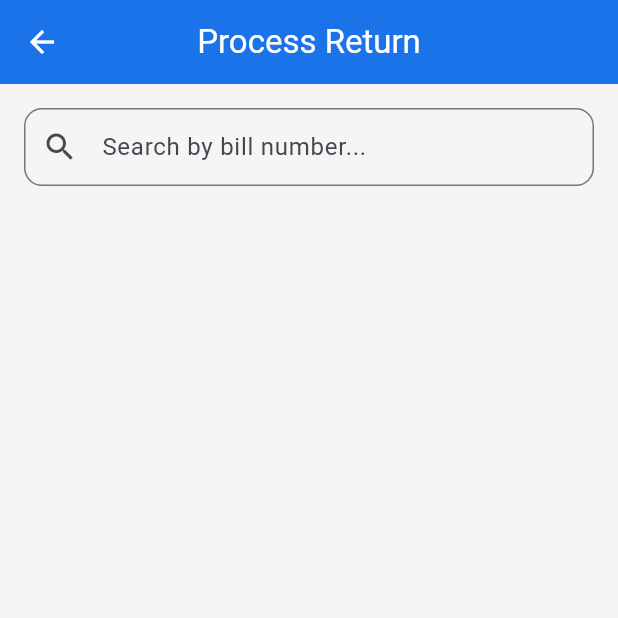
After one commit to founder-kindigi/MediOS, a Flutter app: the NewReturnScreen screen opened by its route, on a phone screen of 412 x 824 dp, the top half of it. The commit adds this screen. Run offline on Flutter 3.47's test engine with Material 3 defaults, Android fonts, the phone set to English and light mode, and no system bars; our stand-ins replace fl_chart, pdf, printing, share_plus, sqflite_common, sqflite_common_ffi and 1 more; accounts and stored records are empty.

Commit message:
Add Sales Return/Refund with restock and history
- New returns and return_items DB tables (v2 migration)
- ReturnService with atomic return processing + auto restock
- NewReturnScreen: search sale by bill, select items/qty to return, restocks inventory
- ReturnsHistoryScreen: view all processed returns with detail bottom sheet
- ReturnModel/ReturnItemModel for data persistence
- DB version bump 1->2 with migration in _onUpgrade
- Drawer entry, routes, provider registered

```diff
--- a/lib/core/constants/app_constants.dart
+++ b/lib/core/constants/app_constants.dart
@@ -2,7 +2,7 @@ class AppConstants {
   static const String appName = 'MediOS';
   static const String appVersion = '1.0.0';
   static const String dbName = 'medios.db';
-  static const int dbVersion = 1;
+  static const int dbVersion = 2;
 
   static const String defaultCurrency = '₨';
   static const int lowStockThreshold = 10;
--- a/lib/core/database/src/db_io.dart
+++ b/lib/core/database/src/db_io.dart
@@ -37,7 +37,12 @@ class DatabaseHelper {
     await _seedDefaultData(db);
   }
 
-  Future<void> _onUpgrade(Database db, int oldVersion, int newVersion) async {}
+  Future<void> _onUpgrade(Database db, int oldVersion, int newVersion) async {
+    if (oldVersion < 2) {
+      await db.execute('''CREATE TABLE returns (id INTEGER PRIMARY KEY AUTOINCREMENT, sale_id INTEGER, bill_number TEXT, return_number TEXT NOT NULL UNIQUE, return_date TEXT NOT NULL, total_refund REAL NOT NULL DEFAULT 0, reason TEXT NOT NULL DEFAULT 'damaged', notes TEXT, created_at TEXT NOT NULL, FOREIGN KEY (sale_id) REFERENCES sales(id) ON DELETE SET NULL)''');
+      await db.execute('''CREATE TABLE return_items (id INTEGER PRIMARY KEY AUTOINCREMENT, return_id INTEGER NOT NULL, medicine_id INTEGER NOT NULL, medicine_name TEXT, quantity INTEGER NOT NULL, unit_price REAL NOT NULL, total_refund REAL NOT NULL, FOREIGN KEY (return_id) REFERENCES returns(id) ON DELETE CASCADE, FOREIGN KEY (medicine_id) REFERENCES medicines(id))''');
+    }
+  }
 
   Future<void> _createTables(Database db) async {
     await db.execute('''CREATE TABLE users (id INTEGER PRIMARY KEY AUTOINCREMENT, username TEXT NOT NULL UNIQUE, password_hash TEXT NOT NULL, full_name TEXT NOT NULL, role TEXT NOT NULL DEFAULT 'pharmacist', created_at TEXT NOT NULL)''');
@@ -50,6 +55,8 @@ class DatabaseHelper {
     await db.execute('''CREATE TABLE purchase_orders (id INTEGER PRIMARY KEY AUTOINCREMENT, supplier_id INTEGER, supplier_name TEXT, order_number TEXT NOT NULL UNIQUE, order_date TEXT NOT NULL, total_amount REAL NOT NULL DEFAULT 0, status TEXT NOT NULL DEFAULT 'pending', notes TEXT, created_at TEXT NOT NULL, FOREIGN KEY (supplier_id) REFERENCES suppliers(id) ON DELETE SET NULL)''');
     await db.execute('''CREATE TABLE purchase_order_items (id INTEGER PRIMARY KEY AUTOINCREMENT, purchase_order_id INTEGER NOT NULL, medicine_id INTEGER NOT NULL, medicine_name TEXT, quantity INTEGER NOT NULL, unit_price REAL NOT NULL, total_price REAL NOT NULL, FOREIGN KEY (purchase_order_id) REFERENCES purchase_orders(id) ON DELETE CASCADE, FOREIGN KEY (medicine_id) REFERENCES medicines(id))''');
     await db.execute('''CREATE TABLE inventory_transactions (id INTEGER PRIMARY KEY AUTOINCREMENT, medicine_id INTEGER NOT NULL, medicine_name TEXT, type TEXT NOT NULL, quantity INTEGER NOT NULL, reference_type TEXT, reference_id INTEGER, notes TEXT, created_at TEXT NOT NULL, FOREIGN KEY (medicine_id) REFERENCES medicines(id))''');
+    await db.execute('''CREATE TABLE returns (id INTEGER PRIMARY KEY AUTOINCREMENT, sale_id INTEGER, bill_number TEXT, return_number TEXT NOT NULL UNIQUE, return_date TEXT NOT NULL, total_refund REAL NOT NULL DEFAULT 0, reason TEXT NOT NULL DEFAULT 'damaged', notes TEXT, created_at TEXT NOT NULL, FOREIGN KEY (sale_id) REFERENCES sales(id) ON DELETE SET NULL)''');
+    await db.execute('''CREATE TABLE return_items (id INTEGER PRIMARY KEY AUTOINCREMENT, return_id INTEGER NOT NULL, medicine_id INTEGER NOT NULL, medicine_name TEXT, quantity INTEGER NOT NULL, unit_price REAL NOT NULL, total_refund REAL NOT NULL, FOREIGN KEY (return_id) REFERENCES returns(id) ON DELETE CASCADE, FOREIGN KEY (medicine_id) REFERENCES medicines(id))''');
   }
 
   Future<void> _seedDefaultData(Database db) async {
--- a/lib/core/database/src/db_web.dart
+++ b/lib/core/database/src/db_web.dart
@@ -33,7 +33,12 @@ class DatabaseHelper {
     await _seedDefaultData(db);
   }
 
-  Future<void> _onUpgrade(Database db, int oldVersion, int newVersion) async {}
+  Future<void> _onUpgrade(Database db, int oldVersion, int newVersion) async {
+    if (oldVersion < 2) {
+      await db.execute('''CREATE TABLE returns (id INTEGER PRIMARY KEY AUTOINCREMENT, sale_id INTEGER, bill_number TEXT, return_number TEXT NOT NULL UNIQUE, return_date TEXT NOT NULL, total_refund REAL NOT NULL DEFAULT 0, reason TEXT NOT NULL DEFAULT 'damaged', notes TEXT, created_at TEXT NOT NULL, FOREIGN KEY (sale_id) REFERENCES sales(id) ON DELETE SET NULL)''');
+      await db.execute('''CREATE TABLE return_items (id INTEGER PRIMARY KEY AUTOINCREMENT, return_id INTEGER NOT NULL, medicine_id INTEGER NOT NULL, medicine_name TEXT, quantity INTEGER NOT NULL, unit_price REAL NOT NULL, total_refund REAL NOT NULL, FOREIGN KEY (return_id) REFERENCES returns(id) ON DELETE CASCADE, FOREIGN KEY (medicine_id) REFERENCES medicines(id))''');
+    }
+  }
 
   Future<void> _createTables(Database db) async {
     await db.execute('''CREATE TABLE users (id INTEGER PRIMARY KEY AUTOINCREMENT, username TEXT NOT NULL UNIQUE, password_hash TEXT NOT NULL, full_name TEXT NOT NULL, role TEXT NOT NULL DEFAULT 'pharmacist', created_at TEXT NOT NULL)''');
@@ -46,6 +51,8 @@ class DatabaseHelper {
     await db.execute('''CREATE TABLE purchase_orders (id INTEGER PRIMARY KEY AUTOINCREMENT, supplier_id INTEGER, supplier_name TEXT, order_number TEXT NOT NULL UNIQUE, order_date TEXT NOT NULL, total_amount REAL NOT NULL DEFAULT 0, status TEXT NOT NULL DEFAULT 'pending', notes TEXT, created_at TEXT NOT NULL, FOREIGN KEY (supplier_id) REFERENCES suppliers(id) ON DELETE SET NULL)''');
     await db.execute('''CREATE TABLE purchase_order_items (id INTEGER PRIMARY KEY AUTOINCREMENT, purchase_order_id INTEGER NOT NULL, medicine_id INTEGER NOT NULL, medicine_name TEXT, quantity INTEGER NOT NULL, unit_price REAL NOT NULL, total_price REAL NOT NULL, FOREIGN KEY (purchase_order_id) REFERENCES purchase_orders(id) ON DELETE CASCADE, FOREIGN KEY (medicine_id) REFERENCES medicines(id))''');
     await db.execute('''CREATE TABLE inventory_transactions (id INTEGER PRIMARY KEY AUTOINCREMENT, medicine_id INTEGER NOT NULL, medicine_name TEXT, type TEXT NOT NULL, quantity INTEGER NOT NULL, reference_type TEXT, reference_id INTEGER, notes TEXT, created_at TEXT NOT NULL, FOREIGN KEY (medicine_id) REFERENCES medicines(id))''');
+    await db.execute('''CREATE TABLE returns (id INTEGER PRIMARY KEY AUTOINCREMENT, sale_id INTEGER, bill_number TEXT, return_number TEXT NOT NULL UNIQUE, return_date TEXT NOT NULL, total_refund REAL NOT NULL DEFAULT 0, reason TEXT NOT NULL DEFAULT 'damaged', notes TEXT, created_at TEXT NOT NULL, FOREIGN KEY (sale_id) REFERENCES sales(id) ON DELETE SET NULL)''');
+    await db.execute('''CREATE TABLE return_items (id INTEGER PRIMARY KEY AUTOINCREMENT, return_id INTEGER NOT NULL, medicine_id INTEGER NOT NULL, medicine_name TEXT, quantity INTEGER NOT NULL, unit_price REAL NOT NULL, total_refund REAL NOT NULL, FOREIGN KEY (return_id) REFERENCES returns(id) ON DELETE CASCADE, FOREIGN KEY (medicine_id) REFERENCES medicines(id))''');
   }
 
   Future<void> _seedDefaultData(Database db) async {
--- a/lib/core/widgets/app_drawer.dart
+++ b/lib/core/widgets/app_drawer.dart
@@ -45,6 +45,7 @@ class AppDrawer extends StatelessWidget {
           _drawerItem(context, Icons.people, 'Suppliers', AppRouter.suppliers),
           _drawerItem(context, Icons.receipt_long, 'Purchase Orders', AppRouter.purchaseOrders),
           _drawerItem(context, Icons.swap_vert, 'Transactions', AppRouter.transactions),
+          _drawerItem(context, Icons.replay, 'Returns', AppRouter.returns),
           _drawerItem(context, Icons.person, 'Customers', AppRouter.customers),
           if (auth.isAdmin)
             _drawerItem(context, Icons.people_outline, 'Users', AppRouter.users),
--- /dev/null
+++ b/lib/features/returns/screens/new_return_screen.dart
@@ -0,0 +1,255 @@
+import 'package:flutter/material.dart';
+import 'package:provider/provider.dart';
+import '../services/return_service.dart';
+import '../../sales/services/sales_service.dart';
+import '../../inventory/services/inventory_service.dart';
+import '../../../models/return_model.dart';
+import '../../../models/sale_model.dart';
+import '../../../core/constants/app_colors.dart';
+import '../../../core/utils/helpers.dart';
+
+class NewReturnScreen extends StatefulWidget {
+  const NewReturnScreen({super.key});
+
+  @override
+  State<NewReturnScreen> createState() => _NewReturnScreenState();
+}
+
+class _NewReturnScreenState extends State<NewReturnScreen> {
+  final _searchCtrl = TextEditingController();
+  final _noteCtrl = TextEditingController();
+  SaleModel? _selectedSale;
+  Map<int, int> _returnQtys = {};
+  String _reason = 'damaged';
+  bool _processing = false;
+
+  final _reasons = ['damaged', 'expired', 'customer_return', 'wrong_item', 'defective', 'other'];
+
+  @override
+  void initState() {
+    super.initState();
+    WidgetsBinding.instance.addPostFrameCallback((_) {
+      context.read<SalesService>().loadSales();
+    });
+  }
+
+  @override
+  void dispose() {
+    _searchCtrl.dispose();
+    _noteCtrl.dispose();
+    super.dispose();
+  }
+
+  double get _totalRefund {
+    if (_selectedSale == null) return 0;
+    double total = 0;
+    for (final item in _selectedSale!.items) {
+      final qty = _returnQtys[item.medicineId] ?? 0;
+      if (qty > 0) {
+        total += qty * item.unitPrice;
+      }
+    }
+    return total;
+  }
+
+  bool get _hasItems => _returnQtys.values.any((q) => q > 0);
+
+  Future<void> _processReturn() async {
+    if (_selectedSale == null || !_hasItems) return;
+
+    setState(() => _processing = true);
+
+    final returnService = context.read<ReturnService>();
+    final inventory = context.read<InventoryService>();
+
+    final items = <ReturnItemModel>[];
+    for (final saleItem in _selectedSale!.items) {
+      final qty = _returnQtys[saleItem.medicineId] ?? 0;
+      if (qty > 0) {
+        items.add(ReturnItemModel(
+          medicineId: saleItem.medicineId,
+          medicineName: saleItem.medicineName,
+          quantity: qty,
+          unitPrice: saleItem.unitPrice,
+          totalRefund: qty * saleItem.unitPrice,
+        ));
+      }
+    }
+
+    final ret = ReturnModel(
+      saleId: _selectedSale!.id,
+      billNumber: _selectedSale!.billNumber,
+      returnNumber: 'R${_selectedSale!.billNumber.replaceAll('BILL', '')}',
+      totalRefund: _totalRefund,
+      reason: _reason,
+      notes: _noteCtrl.text.isNotEmpty ? _noteCtrl.text : null,
+    );
+
+    await returnService.processReturn(ret, items);
+
+    for (final item in items) {
+      await inventory.updateStock(
+        item.medicineId,
+        item.quantity,
+        'in',
+      );
+    }
+    await inventory.loadMedicines();
+
+    if (mounted) {
+      ScaffoldMessenger.of(context).showSnackBar(
+        SnackBar(content: Text('Return processed - refund: ${Helpers.formatCurrency(_totalRefund)}')),
+      );
+      Navigator.pop(context);
+    }
+  }
+
+  @override
+  Widget build(BuildContext context) {
+    final salesService = context.watch<SalesService>();
+
+    return Scaffold(
+      appBar: AppBar(title: const Text('Process Return')),
+      body: ListView(
+        padding: const EdgeInsets.all(16),
+        children: [
+          if (_selectedSale == null) ...[
+            TextField(
+              controller: _searchCtrl,
+              decoration: InputDecoration(
+                hintText: 'Search by bill number...',
+                prefixIcon: const Icon(Icons.search),
+                border: OutlineInputBorder(borderRadius: BorderRadius.circular(12)),
+              ),
+              onChanged: (_) => setState(() {}),
+            ),
+            const SizedBox(height: 8),
+            ...salesService.sales
+              .where((s) => _searchCtrl.text.isEmpty ||
+                  s.billNumber.toLowerCase().contains(_searchCtrl.text.toLowerCase()))
+              .take(10)
+              .map((s) => ListTile(
+                leading: const Icon(Icons.receipt),
+                title: Text(s.billNumber),
+                subtitle: Text(Helpers.formatDate(s.saleDate)),
+                trailing: Text(Helpers.formatCurrency(s.netAmount)),
+                onTap: () => _selectSale(s.id!),
+              )),
+          ] else ...[
+            Card(
+              color: AppColors.primary.withValues(alpha: 0.05),
+              child: ListTile(
+                leading: const CircleAvatar(child: Icon(Icons.receipt)),
+                title: Text(_selectedSale!.billNumber,
+                    style: const TextStyle(fontWeight: FontWeight.bold)),
+                subtitle: Text('${_selectedSale!.customerName ?? 'Walk-in'} | ${Helpers.formatDate(_selectedSale!.saleDate)}'),
+                trailing: IconButton(
+                  icon: const Icon(Icons.close),
+                  onPressed: () => setState(() {
+                    _selectedSale = null;
+                    _returnQtys.clear();
+                  }),
+                ),
+              ),
+            ),
+            const SizedBox(height: 16),
+            const Text('Select items to return:',
+                style: TextStyle(fontWeight: FontWeight.bold)),
+            const SizedBox(height: 8),
+            ..._selectedSale!.items.map((item) => Card(
+              child: Padding(
+                padding: const EdgeInsets.symmetric(horizontal: 12, vertical: 8),
+                child: Row(
+                  children: [
+                    Expanded(
+                      child: Column(
+                        crossAxisAlignment: CrossAxisAlignment.start,
+                        children: [
+                          Text(item.medicineName ?? 'Item',
+                              style: const TextStyle(fontWeight: FontWeight.w600)),
+                          Text('${Helpers.formatCurrency(item.unitPrice)} each',
+                              style: const TextStyle(color: AppColors.textSecondary)),
+                        ],
+                      ),
+                    ),
+                    Row(
+                      mainAxisSize: MainAxisSize.min,
+                      children: [
+                        IconButton(
+                          icon: const Icon(Icons.remove_circle_outline),
+                          onPressed: () {
+                            setState(() {
+                              final cur = _returnQtys[item.medicineId] ?? 0;
+                              if (cur > 0) _returnQtys[item.medicineId] = cur - 1;
+                            });
+                          },
+                        ),
+                        Text('${_returnQtys[item.medicineId] ?? 0}',
+                            style: const TextStyle(fontSize: 16, fontWeight: FontWeight.bold)),
+                        IconButton(
+                          icon: const Icon(Icons.add_circle_outline),
+                          onPressed: () {
+                            setState(() {
+                              final cur = _returnQtys[item.medicineId] ?? 0;
+                              if (cur < item.quantity) _returnQtys[item.medicineId] = cur + 1;
+                            });
+                          },
+                        ),
+                      ],
+                    ),
+                  ],
+                ),
+              ),
+            )),
+            const SizedBox(height: 16),
+            DropdownButtonFormField<String>(
+              value: _reason,
+              decoration: const InputDecoration(labelText: 'Reason'),
+              items: _reasons.map((r) => DropdownMenuItem(
+                value: r,
+                child: Text(r.replaceAll('_', ' ').toUpperCase()),
+              )).toList(),
+              onChanged: (v) => setState(() => _reason = v ?? 'damaged'),
+            ),
+            const SizedBox(height: 12),
+            TextFormField(
+              controller: _noteCtrl,
+              decoration: const InputDecoration(labelText: 'Notes'),
+              maxLines: 2,
+            ),
+            const SizedBox(height: 16),
+            Row(
+              mainAxisAlignment: MainAxisAlignment.spaceBetween,
+              children: [
+                const Text('Total Refund:',
+                    style: TextStyle(fontSize: 16, fontWeight: FontWeight.bold)),
+                Text(Helpers.formatCurrency(_totalRefund),
+                    style: const TextStyle(fontSize: 20, fontWeight: FontWeight.bold, color: AppColors.error)),
+              ],
+            ),
+            const SizedBox(height: 16),
+            SizedBox(
+              width: double.infinity,
+              height: 48,
+              child: ElevatedButton.icon(
+                onPressed: _hasItems && !_processing ? _processReturn : null,
+                icon: const Icon(Icons.replay),
+                label: Text(_processing ? 'Processing...' : 'Process Return'),
+              ),
+            ),
+          ],
+        ],
+      ),
+    );
+  }
+
+  void _selectSale(int saleId) async {
+    final sale = await context.read<SalesService>().getSaleWithItems(saleId);
+    if (sale != null && mounted) {
+      setState(() {
+        _selectedSale = sale;
+        _returnQtys = {for (final item in sale.items) item.medicineId: 0};
+      });
+    }
+  }
+}
--- /dev/null
+++ b/lib/features/returns/services/return_service.dart
@@ -0,0 +1,85 @@
+import 'package:flutter/foundation.dart';
+import '../../../core/database/database_helper.dart';
+import '../../../models/return_model.dart';
+
+class ReturnService extends ChangeNotifier {
+  final DatabaseHelper _db = DatabaseHelper();
+  List<ReturnModel> _returns = [];
+  bool _isLoading = false;
+
+  List<ReturnModel> get returns => _returns;
+  bool get isLoading => _isLoading;
+
+  Future<void> loadReturns() async {
+    _isLoading = true;
+    notifyListeners();
+
+    final maps = await _db.query('returns', orderBy: 'return_date DESC');
+    _returns = maps.map((m) => ReturnModel.fromMap(m)).toList();
+
+    _isLoading = false;
+    notifyListeners();
+  }
+
+  Future<int> processReturn(ReturnModel ret, List<ReturnItemModel> items) async {
+    final db = await _db.database;
+    final returnId = await db.transaction((txn) async {
+      final id = await txn.insert('returns', ret.toMap());
+      for (final item in items) {
+        await txn.insert('return_items', {
+          'return_id': id,
+          'medicine_id': item.medicineId,
+          'medicine_name': item.medicineName,
+          'quantity': item.quantity,
+          'unit_price': item.unitPrice,
+          'total_refund': item.totalRefund,
+        });
+        await txn.rawUpdate(
+          'UPDATE medicines SET stock_quantity = stock_quantity + ?, updated_at = ? WHERE id = ?',
+          [item.quantity, DateTime.now().toIso8601String(), item.medicineId],
+        );
+        await txn.insert('inventory_transactions', {
+          'medicine_id': item.medicineId,
+          'medicine_name': item.medicineName,
+          'type': 'in',
+          'quantity': item.quantity,
+          'reference_type': 'return',
+          'reference_id': id,
+          'notes': 'Return: ${ret.reason}',
+          'created_at': DateTime.now().toIso8601String(),
+        });
+      }
+      return id;
+    });
+
+    await loadReturns();
+    return returnId;
+  }
+
+  Future<ReturnModel?> getReturnWithItems(int returnId) async {
+    final retMap = await _db.getById('returns', returnId);
+    if (retMap == null) return null;
+
+    final itemMaps = await _db.query('return_items',
+        where: 'return_id = ?', whereArgs: [returnId]);
+
+    final ret = ReturnModel.fromMap(retMap);
+    final items = itemMaps.map((m) => ReturnItemModel.fromMap(m)).toList();
+    return ReturnModel(
+      id: ret.id,
+      saleId: ret.saleId,
+      billNumber: ret.billNumber,
+      returnNumber: ret.returnNumber,
+      returnDate: ret.returnDate,
+      totalRefund: ret.totalRefund,
+      reason: ret.reason,
+      notes: ret.notes,
+      createdAt: ret.createdAt,
+      items: items,
+    );
+  }
+
+  Future<double> getTotalReturns() async {
+    return await _db.getSum('returns', 'total_refund');
+  }
+}
--- a/lib/main.dart
+++ b/lib/main.dart
@@ -27,6 +27,9 @@ import 'features/purchase_orders/screens/new_purchase_order_screen.dart';
 import 'features/purchase_orders/services/purchase_order_service.dart';
 import 'features/reports/screens/reports_screen.dart';
 import 'features/reports/services/reports_service.dart';
+import 'features/returns/screens/new_return_screen.dart';
+import 'features/returns/screens/returns_history_screen.dart';
+import 'features/returns/services/return_service.dart';
 import 'models/medicine_model.dart';
 import 'models/customer_model.dart';
 import 'routes/app_router.dart';
@@ -57,6 +60,7 @@ class MediOSApp extends StatelessWidget {
         ChangeNotifierProvider(create: (_) => DashboardService()),
         ChangeNotifierProvider(create: (_) => PurchaseOrderService()),
         ChangeNotifierProvider(create: (_) => ReportsService()),
+        ChangeNotifierProvider(create: (_) => ReturnService()),
       ],
       child: MaterialApp(
         title: 'MediOS',
@@ -70,6 +74,8 @@ class MediOSApp extends StatelessWidget {
           '${AppRouter.inventory}/add': (ctx) => AddMedicineScreen(medicine: ModalRoute.of(ctx)?.settings.arguments as MedicineModel?),
           AppRouter.stockAdjustment: (_) => const StockAdjustmentScreen(),
           AppRouter.expiryManagement: (_) => const ExpiryManagementScreen(),
+          AppRouter.returns: (_) => const ReturnsHistoryScreen(),
+          AppRouter.newReturn: (_) => const NewReturnScreen(),
           AppRouter.sales: (_) => const SalesScreen(),
           AppRouter.newSale: (_) => const NewSaleScreen(),
           AppRouter.suppliers: (_) => const SuppliersScreen(),
--- /dev/null
+++ b/lib/models/return_model.dart
@@ -0,0 +1,98 @@
+class ReturnModel {
+  final int? id;
+  final int? saleId;
+  final String? billNumber;
+  final String returnNumber;
+  final DateTime returnDate;
+  final double totalRefund;
+  final String reason;
+  final String? notes;
+  final DateTime createdAt;
+  final List<ReturnItemModel> items;
+
+  ReturnModel({
+    this.id,
+    this.saleId,
+    this.billNumber,
+    required this.returnNumber,
+    DateTime? returnDate,
+    this.totalRefund = 0,
+    this.reason = 'damaged',
+    this.notes,
+    DateTime? createdAt,
+    this.items = const [],
+  }) : returnDate = returnDate ?? DateTime.now(),
+       createdAt = createdAt ?? DateTime.now();
+
+  Map<String, dynamic> toMap() {
+    return {
+      if (id != null) 'id': id,
+      'sale_id': saleId,
+      'bill_number': billNumber,
+      'return_number': returnNumber,
+      'return_date': returnDate.toIso8601String(),
+      'total_refund': totalRefund,
+      'reason': reason,
+      'notes': notes,
+      'created_at': createdAt.toIso8601String(),
+    };
+  }
+
+  factory ReturnModel.fromMap(Map<String, dynamic> map) {
+    return ReturnModel(
+      id: map['id'] as int?,
+      saleId: map['sale_id'] as int?,
+      billNumber: map['bill_number'] as String?,
+      returnNumber: map['return_number'] as String,
+      returnDate: DateTime.parse(map['return_date'] as String),
+      totalRefund: (map['total_refund'] as num?)?.toDouble() ?? 0,
+      reason: map['reason'] as String? ?? 'damaged',
+      notes: map['notes'] as String?,
+      createdAt: DateTime.parse(map['created_at'] as String),
+    );
+  }
+}
+
+class ReturnItemModel {
+  final int? id;
+  final int returnId;
+  final int medicineId;
+  final String? medicineName;
+  final int quantity;
+  final double unitPrice;
+  final double totalRefund;
+
+  ReturnItemModel({
+    this.id,
+    this.returnId = 0,
+    required this.medicineId,
+    this.medicineName,
+    required this.quantity,
+    required this.unitPrice,
+    required this.totalRefund,
+  });
+
+  Map<String, dynamic> toMap() {
+    return {
+      if (id != null) 'id': id,
+      'return_id': returnId,
+      'medicine_id': medicineId,
+      'medicine_name': medicineName,
+      'quantity': quantity,
+      'unit_price': unitPrice,
+      'total_refund': totalRefund,
+    };
+  }
+
+  factory ReturnItemModel.fromMap(Map<String, dynamic> map) {
+    return ReturnItemModel(
+      id: map['id'] as int?,
+      returnId: map['return_id'] as int? ?? 0,
+      medicineId: map['medicine_id'] as int,
+      medicineName: map['medicine_name'] as String?,
+      quantity: map['quantity'] as int,
+      unitPrice: (map['unit_price'] as num).toDouble(),
+      totalRefund: (map['total_refund'] as num).toDouble(),
+    );
+  }
+}
--- a/lib/routes/app_router.dart
+++ b/lib/routes/app_router.dart
@@ -14,4 +14,6 @@ class AppRouter {
   static const String reports = '/reports';
   static const String stockAdjustment = '/inventory/adjust';
   static const String expiryManagement = '/inventory/expiry';
+  static const String returns = '/returns';
+  static const String newReturn = '/returns/new';
 }
```
Also changed, not shown: lib/features/returns/screens/returns_history_screen.dart (added, +107 -0 lines), 1 other file.
